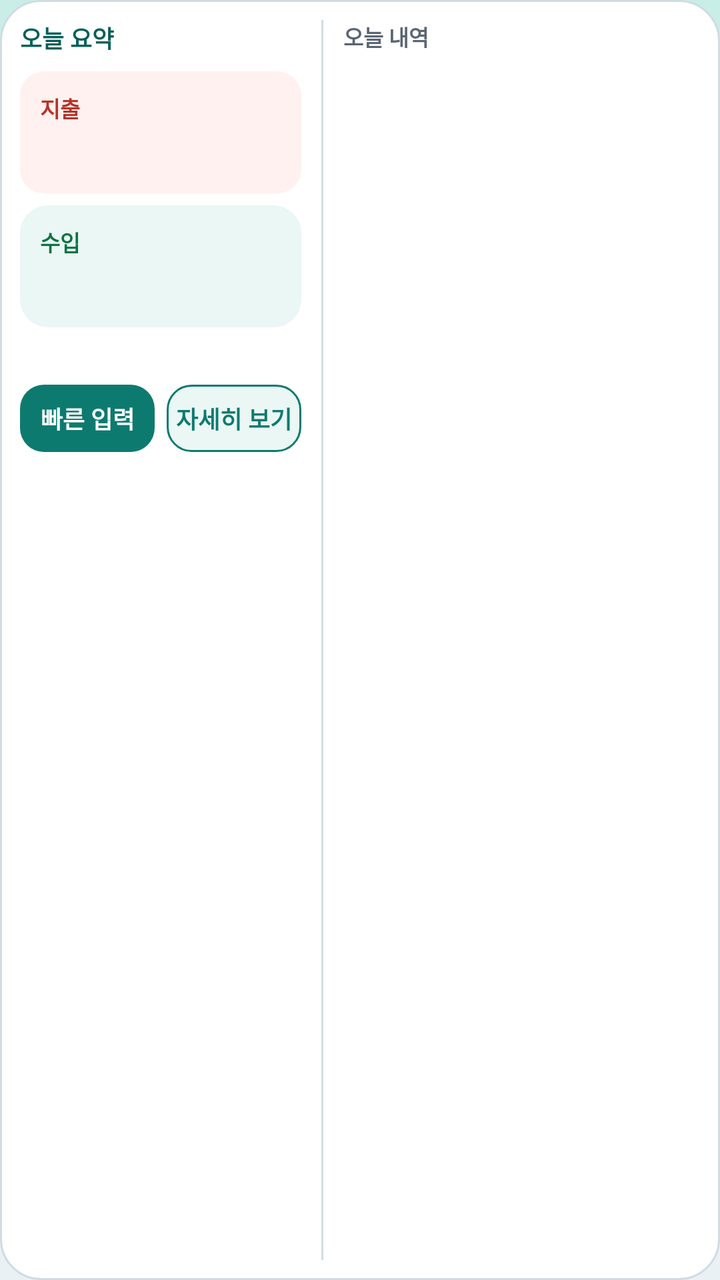
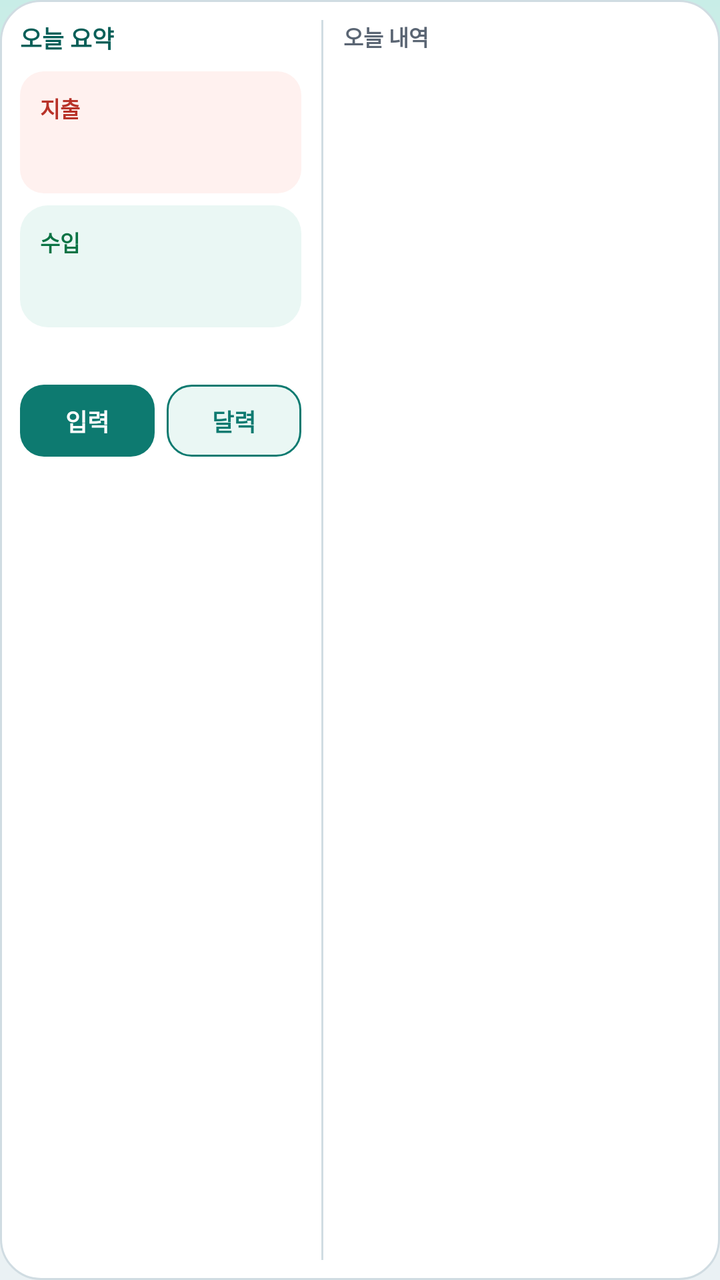

Compare the two renders of this Android layout. The source of the first and the diff that turns it into the second are given below.
<!-- AndroidManifest.xml: application theme Theme.EasyLedger -->
<!-- res/layout/widget_today_wide.xml -->
<?xml version="1.0" encoding="utf-8"?>
<LinearLayout xmlns:android="http://schemas.android.com/apk/res/android"
    android:id="@+id/widget_root"
    android:layout_width="match_parent"
    android:layout_height="match_parent"
    android:background="@drawable/bg_widget"
    android:orientation="horizontal"
    android:padding="10dp">

    <LinearLayout
        android:layout_width="0dp"
        android:layout_height="match_parent"
        android:layout_weight="0.95"
        android:orientation="vertical">

        <TextView
            android:layout_width="match_parent"
            android:layout_height="wrap_content"
            android:text="@string/widget_today_summary"
            android:textColor="#065F58"
            android:textSize="12sp"
            android:textStyle="bold" />

        <LinearLayout
            android:layout_width="match_parent"
            android:layout_height="wrap_content"
            android:layout_marginTop="8dp"
            android:background="@drawable/bg_widget_panel_expense"
            android:orientation="vertical"
            android:padding="10dp">

            <TextView
                android:layout_width="match_parent"
                android:layout_height="wrap_content"
                android:text="@string/expense"
                android:textColor="#B83228"
                android:textSize="11sp"
                android:textStyle="bold" />

            <TextView
                android:id="@+id/widget_expense"
                android:layout_width="match_parent"
                android:layout_height="wrap_content"
                android:layout_marginTop="2dp"
                android:ellipsize="end"
                android:maxLines="1"
                android:textColor="#121A24"
                android:textSize="17sp"
                android:textStyle="bold" />
        </LinearLayout>

        <LinearLayout
            android:layout_width="match_parent"
            android:layout_height="wrap_content"
            android:layout_marginTop="6dp"
            android:background="@drawable/bg_widget_panel"
            android:orientation="vertical"
            android:padding="10dp">

            <TextView
                android:layout_width="match_parent"
                android:layout_height="wrap_content"
                android:text="@string/income"
                android:textColor="#0B7344"
                android:textSize="11sp"
                android:textStyle="bold" />

            <TextView
                android:id="@+id/widget_income"
                android:layout_width="match_parent"
                android:layout_height="wrap_content"
                android:layout_marginTop="2dp"
                android:ellipsize="end"
                android:maxLines="1"
                android:textColor="#121A24"
                android:textSize="17sp"
                android:textStyle="bold" />
        </LinearLayout>

        <TextView
            android:id="@+id/widget_count"
            android:layout_width="match_parent"
            android:layout_height="wrap_content"
            android:layout_marginTop="6dp"
            android:textColor="#5A6573"
            android:textSize="11sp" />

        <LinearLayout
            android:layout_width="match_parent"
            android:layout_height="wrap_content"
            android:layout_marginTop="8dp"
            android:orientation="horizontal">

            <TextView
                android:id="@+id/widget_add"
                android:layout_width="0dp"
                android:layout_height="wrap_content"
                android:layout_weight="1"
                android:background="@drawable/bg_widget_button"
                android:gravity="center"
                android:paddingTop="8dp"
                android:paddingBottom="8dp"
                android:text="@string/widget_quick_input"
                android:textColor="#FFFFFF"
                android:textSize="12sp"
                android:textStyle="bold" />

            <TextView
                android:id="@+id/widget_detail"
                android:layout_width="0dp"
                android:layout_height="wrap_content"
                android:layout_marginStart="6dp"
                android:layout_weight="1"
                android:background="@drawable/bg_widget_button_outline"
                android:gravity="center"
                android:paddingTop="8dp"
                android:paddingBottom="8dp"
                android:text="@string/widget_view_detail"
                android:textColor="#0D7A70"
                android:textSize="12sp"
                android:textStyle="bold" />
        </LinearLayout>
    </LinearLayout>

    <ImageView
        android:layout_width="1dp"
        android:layout_height="match_parent"
        android:layout_marginStart="10dp"
        android:layout_marginEnd="10dp"
        android:contentDescription="@null"
        android:src="@drawable/bg_widget_divider" />

    <LinearLayout
        android:layout_width="0dp"
        android:layout_height="match_parent"
        android:layout_weight="1.2"
        android:orientation="vertical">

        <TextView
            android:layout_width="match_parent"
            android:layout_height="wrap_content"
            android:text="@string/widget_today_list"
            android:textColor="#5A6573"
            android:textSize="11sp"
            android:textStyle="bold" />

        <LinearLayout
            android:id="@+id/widget_list"
            android:layout_width="match_parent"
            android:layout_height="0dp"
            android:layout_marginTop="4dp"
            android:layout_weight="1"
            android:orientation="vertical" />

        <TextView
            android:id="@+id/widget_empty"
            android:layout_width="match_parent"
            android:layout_height="0dp"
            android:layout_weight="1"
            android:gravity="center_vertical"
            android:text="@string/widget_today_empty"
            android:textColor="#8A94A1"
            android:textSize="12sp"
            android:visibility="gone" />

        <TextView
            android:id="@+id/widget_more"
            android:layout_width="match_parent"
            android:layout_height="wrap_content"
            android:layout_marginTop="2dp"
            android:textColor="#0D7A70"
            android:textSize="11sp"
            android:visibility="gone" />
    </LinearLayout>
</LinearLayout>
<!-- resources referenced by this layout -->
<resources>
  <!-- drawable bg_widget (drawable) -->
  <?xml version="1.0" encoding="utf-8"?>
  <shape xmlns:android="http://schemas.android.com/apk/res/android"
      android:shape="rectangle">
      <corners android:radius="20dp" />
      <solid android:color="#FFFFFF" />
      <stroke
          android:width="1dp"
          android:color="#D0DCE2" />
  </shape>
  <!-- drawable bg_widget_button (drawable) -->
  <?xml version="1.0" encoding="utf-8"?>
  <shape xmlns:android="http://schemas.android.com/apk/res/android"
      android:shape="rectangle">
      <corners android:radius="12dp" />
      <solid android:color="#0D7A70" />
  </shape>
  <!-- drawable bg_widget_button_outline (drawable) -->
  <?xml version="1.0" encoding="utf-8"?>
  <shape xmlns:android="http://schemas.android.com/apk/res/android"
      android:shape="rectangle">
      <corners android:radius="12dp" />
      <solid android:color="#EAF7F4" />
      <stroke
          android:width="1dp"
          android:color="#0D7A70" />
  </shape>
  <!-- drawable bg_widget_divider (drawable) -->
  <?xml version="1.0" encoding="utf-8"?>
  <shape xmlns:android="http://schemas.android.com/apk/res/android"
      android:shape="rectangle">
      <size android:width="1dp" />
      <solid android:color="#D0DCE2" />
  </shape>
  <!-- drawable bg_widget_panel (drawable) -->
  <?xml version="1.0" encoding="utf-8"?>
  <shape xmlns:android="http://schemas.android.com/apk/res/android"
      android:shape="rectangle">
      <corners android:radius="14dp" />
      <solid android:color="#EAF7F4" />
  </shape>
  <!-- drawable bg_widget_panel_expense (drawable) -->
  <?xml version="1.0" encoding="utf-8"?>
  <shape xmlns:android="http://schemas.android.com/apk/res/android"
      android:shape="rectangle">
      <corners android:radius="12dp" />
      <solid android:color="#FFF1EF" />
  </shape>
  <string name="expense">지출</string>
  <string name="income">수입</string>
  <string name="widget_quick_input">빠른 입력</string>
  <string name="widget_today_empty">아직 기록이 없어요</string>
  <string name="widget_today_list">오늘 내역</string>
  <string name="widget_today_summary">오늘 요약</string>
  <string name="widget_view_detail">자세히 보기</string>
  <style name="Theme.EasyLedger" parent="Theme.Material3.DayNight.NoActionBar">
          <item name="colorPrimary">@color/brand</item>
          <item name="colorOnPrimary">@color/on_brand</item>
          <item name="colorSecondary">@color/brand_deep</item>
          <item name="colorSurface">@color/card</item>
          <item name="android:colorBackground">@color/page</item>
          <item name="android:windowBackground">@drawable/bg_page</item>
          <item name="android:statusBarColor">@color/page_top</item>
          <item name="android:navigationBarColor">@color/card</item>
          <item name="android:windowLightStatusBar">true</item>
          <item name="android:windowDrawsSystemBarBackgrounds">true</item>
          <item name="android:textColorPrimary">@color/ink</item>
          <item name="materialButtonOutlinedStyle">@style/Widget.EasyLedger.OutlinedButton</item>
      </style>
  <color name="brand">#0D7A70</color>
  <color name="on_brand">#FFFFFF</color>
  <color name="brand_deep">#065F58</color>
  <color name="card">#FFFFFF</color>
  <color name="page">#EAF1F4</color>
  <!-- drawable bg_page (drawable) -->
  <?xml version="1.0" encoding="utf-8"?>
  <shape xmlns:android="http://schemas.android.com/apk/res/android">
      <gradient
          android:angle="160"
          android:centerColor="@color/page_mid"
          android:endColor="@color/page"
          android:startColor="@color/page_top"
          android:type="linear" />
  </shape>
  <color name="page_top">#C8EDE7</color>
  <color name="ink">#121A24</color>
  <style name="Widget.EasyLedger.OutlinedButton" parent="Widget.Material3.Button.OutlinedButton">
          <item name="strokeColor">@color/line</item>
          <item name="android:textColor">@color/ink</item>
          <item name="cornerRadius">14dp</item>
      </style>
  <color name="page_mid">#F7EFE4</color>
  <color name="line">#D0DCE2</color>
</resources>

<!-- the commit's change to res/layout/widget_today_wide.xml (unified diff, before → after) -->
@@ -14,6 +14,7 @@
         android:orientation="vertical">
 
         <TextView
+            android:id="@+id/widget_title"
             android:layout_width="match_parent"
             android:layout_height="wrap_content"
             android:text="@string/widget_today_summary"
@@ -94,13 +95,14 @@
             <TextView
                 android:id="@+id/widget_add"
                 android:layout_width="0dp"
-                android:layout_height="wrap_content"
+                android:layout_height="36dp"
                 android:layout_weight="1"
                 android:background="@drawable/bg_widget_button"
                 android:gravity="center"
-                android:paddingTop="8dp"
-                android:paddingBottom="8dp"
-                android:text="@string/widget_quick_input"
+                android:includeFontPadding="false"
+                android:paddingStart="8dp"
+                android:paddingEnd="8dp"
+                android:text="@string/widget_quick_input_short"
                 android:textColor="#FFFFFF"
                 android:textSize="12sp"
                 android:textStyle="bold" />
@@ -108,14 +110,15 @@
             <TextView
                 android:id="@+id/widget_detail"
                 android:layout_width="0dp"
-                android:layout_height="wrap_content"
+                android:layout_height="36dp"
                 android:layout_marginStart="6dp"
                 android:layout_weight="1"
                 android:background="@drawable/bg_widget_button_outline"
                 android:gravity="center"
-                android:paddingTop="8dp"
-                android:paddingBottom="8dp"
-                android:text="@string/widget_view_detail"
+                android:includeFontPadding="false"
+                android:paddingStart="8dp"
+                android:paddingEnd="8dp"
+                android:text="@string/widget_view_detail_short"
                 android:textColor="#0D7A70"
                 android:textSize="12sp"
                 android:textStyle="bold" />
@@ -137,6 +140,7 @@
         android:orientation="vertical">
 
         <TextView
+            android:id="@+id/widget_list_title"
             android:layout_width="match_parent"
             android:layout_height="wrap_content"
             android:text="@string/widget_today_list"
<!-- resource entries referenced after the edit -->
@@ -50,11 +50,11 @@
   </shape>
   <string name="expense">지출</string>
   <string name="income">수입</string>
-  <string name="widget_quick_input">빠른 입력</string>
+  <string name="widget_quick_input_short">입력</string>
   <string name="widget_today_empty">아직 기록이 없어요</string>
   <string name="widget_today_list">오늘 내역</string>
   <string name="widget_today_summary">오늘 요약</string>
-  <string name="widget_view_detail">자세히 보기</string>
+  <string name="widget_view_detail_short">달력</string>
   <style name="Theme.EasyLedger" parent="Theme.Material3.DayNight.NoActionBar">
           <item name="colorPrimary">@color/brand</item>
           <item name="colorOnPrimary">@color/on_brand</item>
